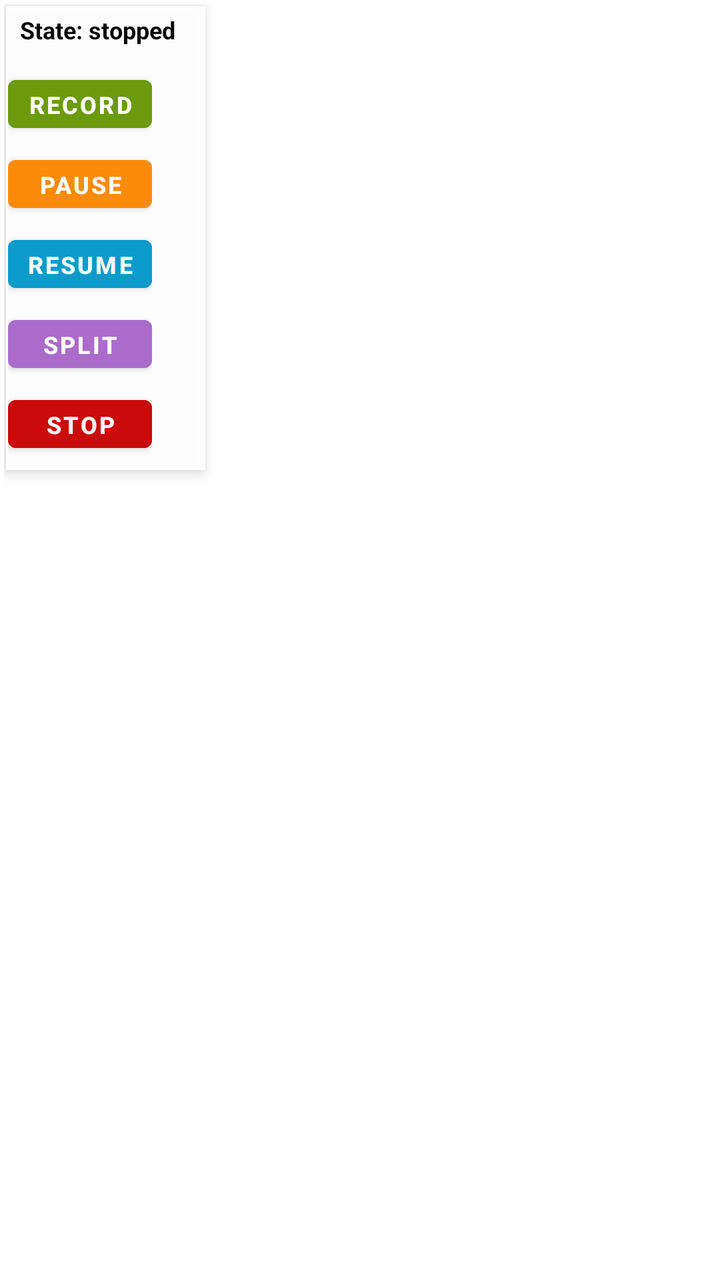
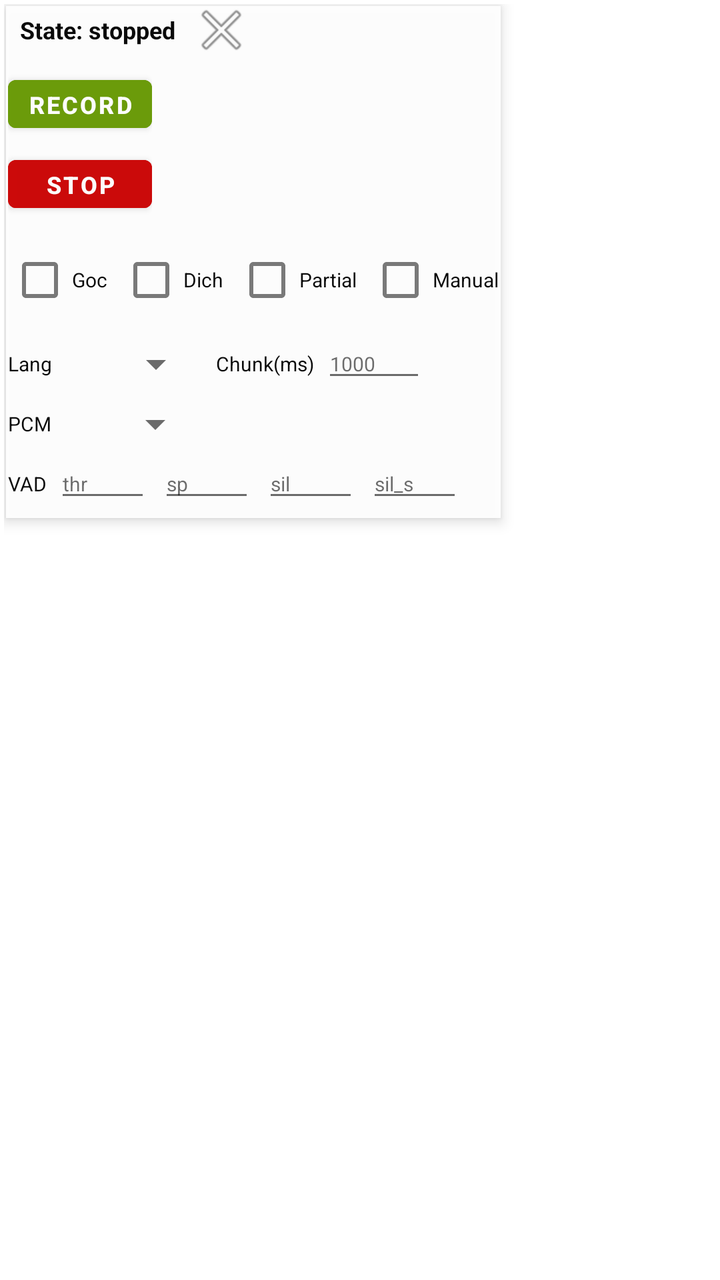

Before-and-after screenshots of an Android layout around one commit, followed by the original layout XML and the change that was made.
<!-- AndroidManifest.xml: application theme Theme.TranscriptApp -->
<!-- res/layout/overlay_controls.xml -->
<?xml version="1.0" encoding="utf-8"?>
<LinearLayout xmlns:android="http://schemas.android.com/apk/res/android"
	android:layout_width="wrap_content"
	android:layout_height="wrap_content"
	android:orientation="horizontal"
	android:padding="2dp"
	android:background="@android:color/transparent">

	<LinearLayout
		android:id="@+id/overlayContainer"
		android:layout_width="wrap_content"
		android:layout_height="wrap_content"
		android:orientation="vertical"
	android:background="@android:color/white"
	android:padding="1dp"
	android:elevation="4dp"
	android:alpha="0.95"
	android:layout_margin="1dp">

		<TextView
			android:id="@+id/tvState"
			android:layout_width="wrap_content"
			android:layout_height="22dp"
			android:text="State: stopped"
			android:textColor="@android:color/black"
			android:textStyle="bold"
			android:textSize="12sp"
			android:gravity="center_vertical"
			android:layout_marginEnd="8dp"
			android:paddingStart="6dp"
			android:paddingEnd="6dp" />

		<LinearLayout
			android:layout_width="wrap_content"
			android:layout_height="wrap_content"
			android:orientation="vertical"
			android:paddingTop="4dp"
			android:paddingBottom="4dp">

			<Button
				android:id="@+id/btnRecord"
				android:layout_width="wrap_content"
				android:layout_height="36dp"
				android:minWidth="72dp"
				android:minHeight="36dp"
				android:layout_marginTop="4dp"
				android:paddingStart="8dp"
				android:paddingEnd="8dp"
				android:text="Record"
				android:textColor="@android:color/white"
				android:backgroundTint="@android:color/holo_green_dark"
				android:textStyle="bold"
				android:textSize="12sp" />

			<Button
				android:id="@+id/btnPause"
				android:layout_width="wrap_content"
				android:layout_height="36dp"
				android:minWidth="72dp"
				android:minHeight="36dp"
				android:layout_marginTop="4dp"
				android:paddingStart="8dp"
				android:paddingEnd="8dp"
				android:text="Pause"
				android:textColor="@android:color/white"
				android:backgroundTint="@android:color/holo_orange_dark"
				android:textStyle="bold"
				android:textSize="12sp" />

			<Button
				android:id="@+id/btnResume"
				android:layout_width="wrap_content"
				android:layout_height="36dp"
				android:minWidth="72dp"
				android:minHeight="36dp"
				android:layout_marginTop="4dp"
				android:paddingStart="8dp"
				android:paddingEnd="8dp"
				android:text="Resume"
				android:textColor="@android:color/white"
				android:backgroundTint="@android:color/holo_blue_dark"
				android:textStyle="bold"
				android:textSize="12sp" />

			<Button
				android:id="@+id/btnSplit"
				android:layout_width="wrap_content"
				android:layout_height="36dp"
				android:minWidth="72dp"
				android:minHeight="36dp"
				android:layout_marginTop="4dp"
				android:paddingStart="8dp"
				android:paddingEnd="8dp"
				android:text="Split"
				android:textColor="@android:color/white"
				android:backgroundTint="@android:color/holo_purple"
				android:textStyle="bold"
				android:textSize="12sp" />

			<Button
				android:id="@+id/btnStop"
				android:layout_width="wrap_content"
				android:layout_height="36dp"
				android:minWidth="72dp"
				android:minHeight="36dp"
				android:layout_marginTop="4dp"
				android:paddingStart="8dp"
				android:paddingEnd="8dp"
				android:text="Stop"
				android:textColor="@android:color/white"
				android:backgroundTint="@android:color/holo_red_dark"
				android:textStyle="bold"
				android:textSize="12sp" />

		</LinearLayout>

		

	</LinearLayout>

</LinearLayout>
<!-- resources referenced by this layout -->
<resources>
  <style name="Theme.TranscriptApp" parent="Theme.MaterialComponents.DayNight.DarkActionBar">
          
          <item name="colorPrimary">@color/purple_500</item>
          <item name="colorPrimaryVariant">@color/purple_700</item>
          <item name="colorOnPrimary">@color/white</item>
          
          <item name="colorSecondary">@color/teal_200</item>
          <item name="colorSecondaryVariant">@color/teal_700</item>
          <item name="colorOnSecondary">@color/black</item>
          
          <item name="android:statusBarColor">?attr/colorPrimaryVariant</item>
          
      </style>
  <color name="purple_500">#FF6200EE</color>
  <color name="purple_700">#FF3700B3</color>
  <color name="white">#FFFFFFFF</color>
  <color name="teal_200">#FF03DAC5</color>
  <color name="teal_700">#FF018786</color>
  <color name="black">#FF000000</color>
</resources>

<!-- the commit's change to res/layout/overlay_controls.xml (unified diff, before → after) -->
@@ -17,18 +17,33 @@
 	android:alpha="0.95"
 	android:layout_margin="1dp">
 
-		<TextView
-			android:id="@+id/tvState"
-			android:layout_width="wrap_content"
-			android:layout_height="22dp"
-			android:text="State: stopped"
-			android:textColor="@android:color/black"
-			android:textStyle="bold"
-			android:textSize="12sp"
-			android:gravity="center_vertical"
-			android:layout_marginEnd="8dp"
-			android:paddingStart="6dp"
-			android:paddingEnd="6dp" />
+		<LinearLayout
+			android:layout_width="wrap_content"
+			android:layout_height="wrap_content"
+			android:orientation="horizontal"
+			android:gravity="center_vertical">
+
+			<TextView
+				android:id="@+id/tvState"
+				android:layout_width="wrap_content"
+				android:layout_height="22dp"
+				android:text="State: stopped"
+				android:textColor="@android:color/black"
+				android:textStyle="bold"
+				android:textSize="12sp"
+				android:gravity="center_vertical"
+				android:layout_marginEnd="6dp"
+				android:paddingStart="6dp"
+				android:paddingEnd="6dp" />
+
+			<ImageButton
+				android:id="@+id/btnCloseOptions"
+				android:layout_width="22dp"
+				android:layout_height="22dp"
+				android:background="@android:color/transparent"
+				android:src="@android:drawable/ic_menu_close_clear_cancel"
+				android:contentDescription="Close" />
+		</LinearLayout>
 
 		<LinearLayout
 			android:layout_width="wrap_content"
@@ -53,51 +68,6 @@
 				android:textSize="12sp" />
 
 			<Button
-				android:id="@+id/btnPause"
-				android:layout_width="wrap_content"
-				android:layout_height="36dp"
-				android:minWidth="72dp"
-				android:minHeight="36dp"
-				android:layout_marginTop="4dp"
-				android:paddingStart="8dp"
-				android:paddingEnd="8dp"
-				android:text="Pause"
-				android:textColor="@android:color/white"
-				android:backgroundTint="@android:color/holo_orange_dark"
-				android:textStyle="bold"
-				android:textSize="12sp" />
-
-			<Button
-				android:id="@+id/btnResume"
-				android:layout_width="wrap_content"
-				android:layout_height="36dp"
-				android:minWidth="72dp"
-				android:minHeight="36dp"
-				android:layout_marginTop="4dp"
-				android:paddingStart="8dp"
-				android:paddingEnd="8dp"
-				android:text="Resume"
-				android:textColor="@android:color/white"
-				android:backgroundTint="@android:color/holo_blue_dark"
-				android:textStyle="bold"
-				android:textSize="12sp" />
-
-			<Button
-				android:id="@+id/btnSplit"
-				android:layout_width="wrap_content"
-				android:layout_height="36dp"
-				android:minWidth="72dp"
-				android:minHeight="36dp"
-				android:layout_marginTop="4dp"
-				android:paddingStart="8dp"
-				android:paddingEnd="8dp"
-				android:text="Split"
-				android:textColor="@android:color/white"
-				android:backgroundTint="@android:color/holo_purple"
-				android:textStyle="bold"
-				android:textSize="12sp" />
-
-			<Button
 				android:id="@+id/btnStop"
 				android:layout_width="wrap_content"
 				android:layout_height="36dp"
@@ -114,7 +84,176 @@
 
 		</LinearLayout>
 
-		
+		<LinearLayout
+			android:id="@+id/optionsRow"
+			android:layout_width="wrap_content"
+			android:layout_height="wrap_content"
+			android:orientation="horizontal"
+			android:gravity="center_vertical"
+			android:paddingTop="2dp"
+			android:paddingBottom="2dp">
+
+			<CheckBox
+				android:id="@+id/chkShowOriginal"
+				android:layout_width="wrap_content"
+				android:layout_height="wrap_content"
+				android:text="Goc"
+				android:textSize="10sp"
+				android:padding="0dp" />
+
+			<CheckBox
+				android:id="@+id/chkShowTranslation"
+				android:layout_width="wrap_content"
+				android:layout_height="wrap_content"
+				android:text="Dich"
+				android:textSize="10sp"
+				android:padding="0dp"
+				android:layout_marginStart="6dp" />
+
+			<CheckBox
+				android:id="@+id/chkTranslatePartial"
+				android:layout_width="wrap_content"
+				android:layout_height="wrap_content"
+				android:text="Partial"
+				android:textSize="10sp"
+				android:padding="0dp"
+				android:layout_marginStart="6dp" />
+
+			<CheckBox
+				android:id="@+id/chkManualCommit"
+				android:layout_width="wrap_content"
+				android:layout_height="wrap_content"
+				android:text="Manual"
+				android:textSize="10sp"
+				android:padding="0dp"
+				android:layout_marginStart="6dp" />
+		</LinearLayout>
+
+		<LinearLayout
+			android:id="@+id/langRow"
+			android:layout_width="wrap_content"
+			android:layout_height="wrap_content"
+			android:orientation="horizontal"
+			android:gravity="center_vertical"
+			android:paddingTop="2dp"
+			android:paddingBottom="2dp">
+
+			<TextView
+				android:id="@+id/tvLangLabel"
+				android:layout_width="wrap_content"
+				android:layout_height="wrap_content"
+				android:text="Lang"
+				android:textSize="10sp"
+				android:textColor="@android:color/black"
+				android:layout_marginEnd="4dp" />
+
+			<Spinner
+				android:id="@+id/spnLanguage"
+				android:layout_width="72dp"
+				android:layout_height="wrap_content"
+				android:spinnerMode="dropdown" />
+
+			<TextView
+				android:id="@+id/tvChunkLabel"
+				android:layout_width="wrap_content"
+				android:layout_height="wrap_content"
+				android:text="Chunk(ms)"
+				android:textSize="10sp"
+				android:textColor="@android:color/black"
+				android:layout_marginStart="6dp"
+				android:layout_marginEnd="4dp" />
+
+			<EditText
+				android:id="@+id/etChunkMs"
+				android:layout_width="52dp"
+				android:layout_height="28dp"
+				android:hint="1000"
+				android:inputType="number"
+				android:textSize="10sp"
+				android:padding="4dp" />
+		</LinearLayout>
+
+		<LinearLayout
+			android:id="@+id/sampleRateRow"
+			android:layout_width="wrap_content"
+			android:layout_height="wrap_content"
+			android:orientation="horizontal"
+			android:gravity="center_vertical"
+			android:paddingTop="2dp"
+			android:paddingBottom="2dp">
+
+			<TextView
+				android:id="@+id/tvSampleRateLabel"
+				android:layout_width="wrap_content"
+				android:layout_height="wrap_content"
+				android:text="PCM"
+				android:textSize="10sp"
+				android:textColor="@android:color/black"
+				android:layout_marginEnd="4dp" />
+
+			<Spinner
+				android:id="@+id/spnSampleRate"
+				android:layout_width="72dp"
+				android:layout_height="wrap_content"
+				android:spinnerMode="dropdown" />
+		</LinearLayout>
+
+		<LinearLayout
+			android:id="@+id/vadRow"
+			android:layout_width="wrap_content"
+			android:layout_height="wrap_content"
+			android:orientation="horizontal"
+			android:gravity="center_vertical"
+			android:paddingTop="2dp"
+			android:paddingBottom="2dp">
+
+			<TextView
+				android:layout_width="wrap_content"
+				android:layout_height="wrap_content"
+				android:text="VAD"
+				android:textSize="10sp"
+				android:textColor="@android:color/black"
+				android:layout_marginEnd="4dp" />
+
+			<EditText
+				android:id="@+id/etVadThreshold"
+				android:layout_width="48dp"
+				android:layout_height="28dp"
+				android:hint="thr"
+				android:inputType="numberDecimal"
+				android:textSize="10sp"
+				android:padding="4dp" />
+
+			<EditText
+				android:id="@+id/etMinSpeechMs"
+				android:layout_width="48dp"
+				android:layout_height="28dp"
+				android:hint="sp"
+				android:inputType="number"
+				android:textSize="10sp"
+				android:padding="4dp"
+				android:layout_marginStart="4dp" />
+
+			<EditText
+				android:id="@+id/etMinSilenceMs"
+				android:layout_width="48dp"
+				android:layout_height="28dp"
+				android:hint="sil"
+				android:inputType="number"
+				android:textSize="10sp"
+				android:padding="4dp"
+				android:layout_marginStart="4dp" />
+
+			<EditText
+				android:id="@+id/etVadSilenceSecs"
+				android:layout_width="48dp"
+				android:layout_height="28dp"
+				android:hint="sil_s"
+				android:inputType="numberDecimal"
+				android:textSize="10sp"
+				android:padding="4dp"
+				android:layout_marginStart="4dp" />
+		</LinearLayout>
 
 	</LinearLayout>
 
